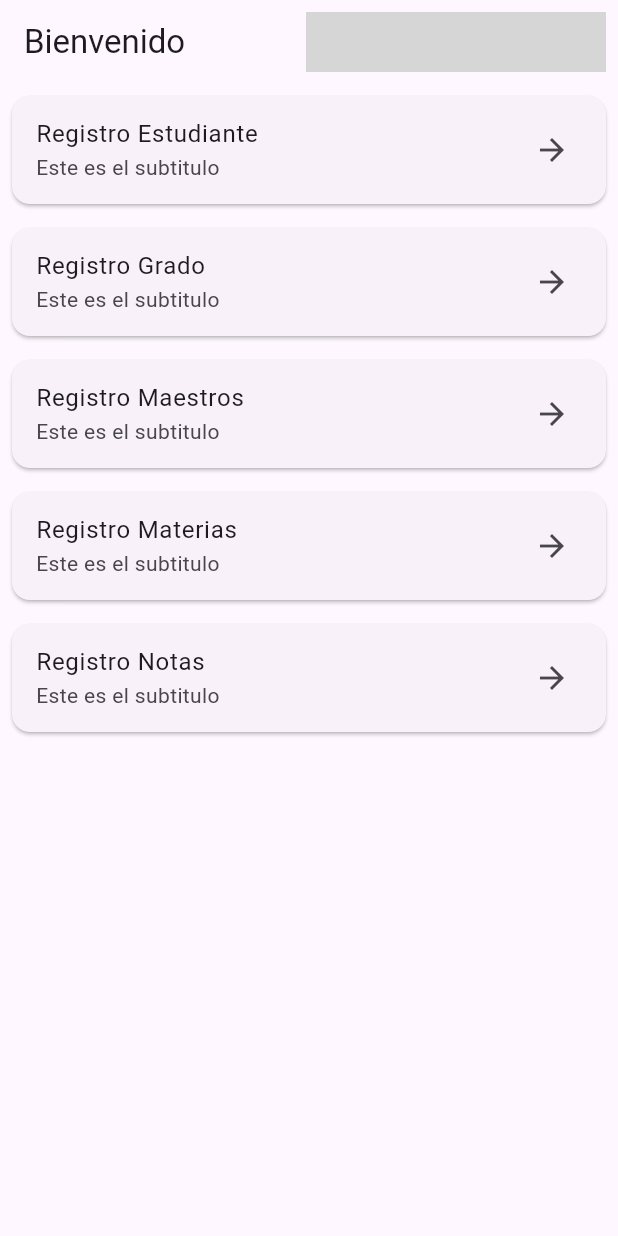
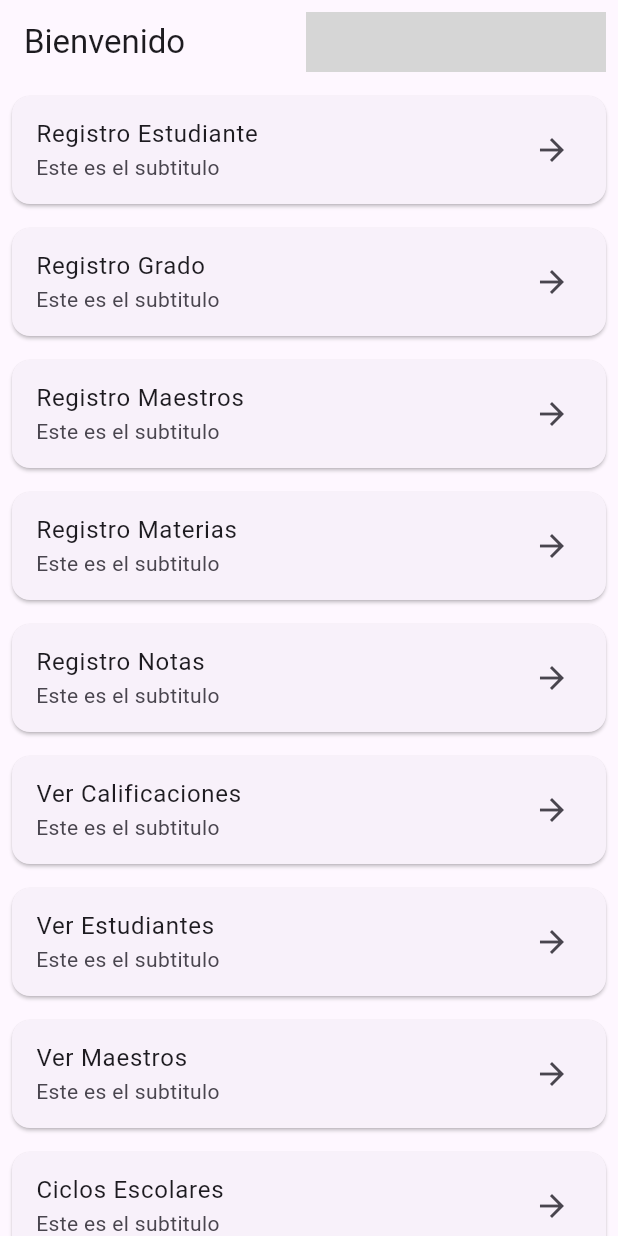
Before and after one commit to Atom-137/Proyecto-Graduacion, a Flutter app: the HomeScreen screen opened by its route, on a phone screen of 412 x 824 dp. Run offline on Flutter 3.47's test engine with Material 3 defaults, Android fonts, the phone set to English and light mode, and no system bars; our stand-ins replace go_router; network calls fail; grey boxes are pictures that could not be loaded.

Commit message:
mejoras en tablas

```diff
--- a/lib/models/calificacion.dart
+++ b/lib/models/calificacion.dart
@@ -9,12 +9,14 @@ class Calificacion {
   String idDocente;
   String idEstudiante;
   String calificacion;
+  String idBimestre;
 
   Calificacion({
     required this.idCurso,
     required this.idDocente,
     required this.idEstudiante,
     required this.calificacion,
+    required this.idBimestre
   });
 
   factory Calificacion.fromJson(Map<String, dynamic> json) => Calificacion(
@@ -22,6 +24,7 @@ class Calificacion {
     idDocente     : '1',
     idEstudiante  : json["estudiante"],
     calificacion  : json["calificacion"],
+    idBimestre    : json["bimestre"]
   );
 
   Map<String, dynamic> toJson() => {
@@ -29,5 +32,6 @@ class Calificacion {
     "idDocente"     : idDocente,
     "idEstudiante"  : idEstudiante,
     "calificacion"  : calificacion,
+    "idBimestre"    : idBimestre
   };
 }
--- a/lib/pantallas/registro_notas_screen.dart
+++ b/lib/pantallas/registro_notas_screen.dart
@@ -36,6 +36,7 @@ class _RegistroNotasScreenState extends State<RegistroNotasScreen> {
                   final datosbd = jsonDecode(datos)['campos'];
 
                   Calificacion calificacionNueva = Calificacion.fromJson( datosbd );
+
                   RespuestaApi rs = await query.ejecutarQuery('registroCalificacion', jsonEncode( calificacionNueva ));
 
                   if( !context.mounted ) return;
--- a/lib/routes/main_route.dart
+++ b/lib/routes/main_route.dart
@@ -1,6 +1,10 @@
 
+import 'package:app_notas_v2/pantallas/ciclo_escolar_screen.dart';
 import 'package:app_notas_v2/pantallas/registro_grados_screen.dart';
 import 'package:app_notas_v2/pantallas/screens.dart';
+import 'package:app_notas_v2/pantallas/ver_estudiantes_screen.dart';
+import 'package:app_notas_v2/pantallas/ver_maestros_screen.dart';
+import 'package:app_notas_v2/pantallas/ver_notas_bimestrales_screen.dart';
 import 'package:go_router/go_router.dart';
 
 class MainRoute{
@@ -40,18 +44,23 @@ class MainRoute{
             ),
             GoRoute(
               path    : 'verNotas',
-              name    : 'regNotas',
-              builder : (context, state) => const RegistroNotasScreen(),
+              name    : 'verNotas',
+              builder : (context, state) => const VerNotasBimestralesScreen(),
             ),
             GoRoute(
               path    : 'verMaestros',
-              name    : 'regNotas',
-              builder : (context, state) => const RegistroNotasScreen(),
+              name    : 'verMaestros',
+              builder : (context, state) => const VerMaestrosScreen(),
             ),
             GoRoute(
               path    : 'verEstudiantes',
-              name    : 'regNotas',
-              builder : (context, state) => const RegistroNotasScreen(),
+              name    : 'verEstudiantes',
+              builder : (context, state) => const VerEstudiantesScreen(),
+            ),
+            GoRoute(
+              path    : 'cicloEscolar',
+              name    : 'cicloEscolar',
+              builder : (context, state) => const CicloEscolarScreen(),
             ),
 
           ]
@@ -66,11 +75,15 @@ class MainRoute{
   );
 
   static final List<Map<String,String>> lstRutas = [
-    {'modulo': 'Registro Estudiante', 'path':'/regEstudiante'},
-    {'modulo': 'Registro Grado'     , 'path':'/regGrado'},
-    {'modulo': 'Registro Maestros'  , 'path':'/regMaestro'},
-    {'modulo': 'Registro Materias'  , 'path':'/regMaterias'},
-    {'modulo': 'Registro Notas'     , 'path':'/regNotas'},
+    {'modulo': 'Registro Estudiante', 'path':'/regEstudiante' , 'descripcion':'Modulo para Registro de Estudiantes'},
+    {'modulo': 'Registro Grado'     , 'path':'/regGrado'      , 'descripcion': 'Modulo para el Registro de Grados'},
+    {'modulo': 'Registro Maestros'  , 'path':'/regMaestro'    , 'descripcion': 'Modulo para el Registro de Maestros'},
+    {'modulo': 'Registro Materias'  , 'path':'/regMaterias'   , 'descripcion': 'Modulo para el Registro de Materias'},
+    {'modulo': 'Registro Notas'     , 'path':'/regNotas'      , 'descripcion' : 'Modulo para el Registro de Notas'},
+    {'modulo': 'Ver Calificaciones' , 'path':'/verNotas'      , 'descripcion': 'Modulo para visualizacion de Notas'},
+    {'modulo': 'Ver Estudiantes'    , 'path':'/verEstudiantes', 'descripcion': 'Modulo para visualizacion de Estudiantes'},
+    {'modulo': 'Ver Maestros'       , 'path':'/verMaestros'   , 'descripcion': 'Modulo para visualizacion de Masetros'},
+    {'modulo': 'Ciclos Escolares'   , 'path':'/cicloEscolar'  , 'descripcion': 'Modulo para Ciclos Escolares'},
 
   ];
 }
--- a/lib/shared/services/auth_service.dart
+++ b/lib/shared/services/auth_service.dart
@@ -9,6 +9,8 @@ class AuthServices{
   Future <RespuestaApi> login( Map<String,String> datosLogin ) async{
 
     const String _baseUrl = 'http://192.168.0.187:5000/apinotas';
+    //  CONFIG PRODUCCION
+    //  const String _baseUrl = 'http://3.133.134.198:8000/apinotas';
 
     final response = await http.post(
         Uri.parse('$_baseUrl/login'),
--- a/lib/shared/services/query_service.dart
+++ b/lib/shared/services/query_service.dart
@@ -6,6 +6,9 @@ import '../../models/models.dart';
 class QueryService{
 
   final String _baseUrl = 'http://192.168.0.187:5000/apinotas';
+
+  // CONFIG PRODUCCION
+  // final String _baseUrl = 'http://3.133.134.198:8000 /apinotas';
 
   Future <RespuestaApi> ejecutarQuery(String endpoint, String datos ) async{
 
```
Also changed, not shown: lib/pantallas/ciclo_escolar_screen.dart (added, +18 -0 lines), lib/pantallas/ver_estudiantes_screen.dart (added, +70 -0 lines), lib/pantallas/ver_maestros_screen.dart (added, +67 -0 lines), lib/pantallas/ver_notas_bimestrales_screen.dart (added, +74 -0 lines), lib/shared/services/catalogos_service.dart (+8 -1 lines).
